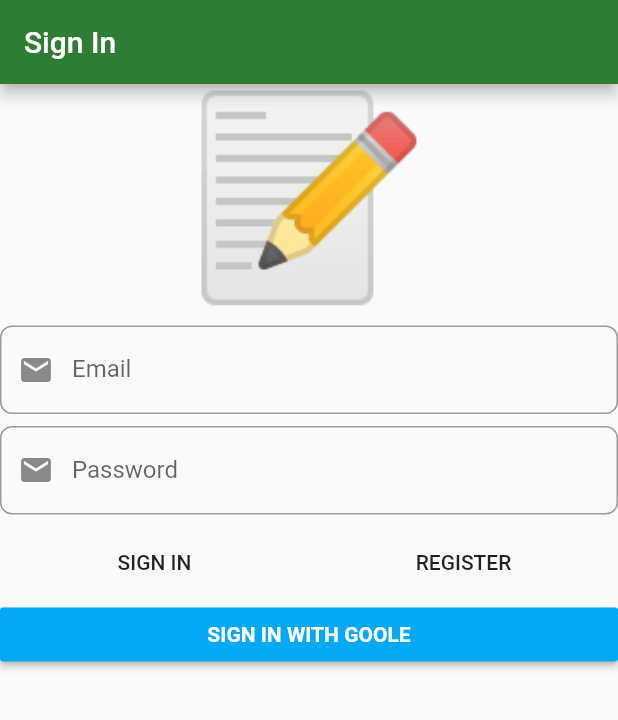
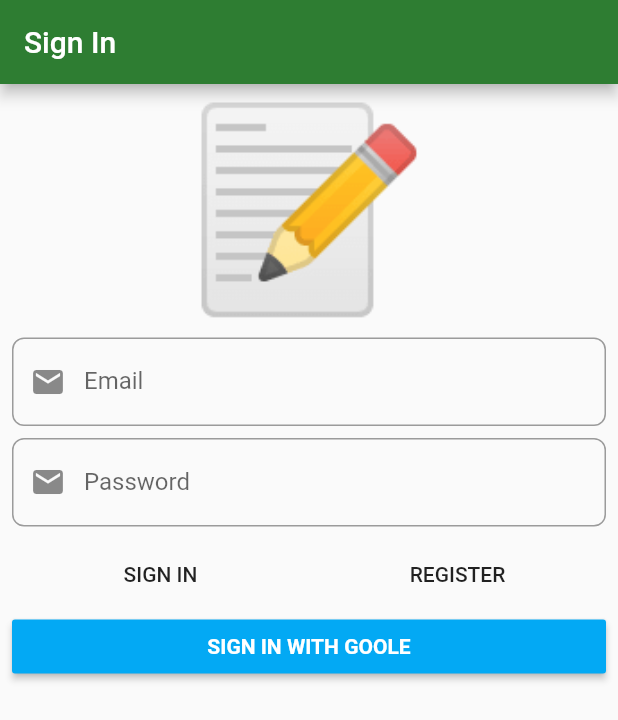
Before and after one commit to Phuc1995/Flutter_DDD_Architecture, a Flutter app: the screen it shows after launch, on a phone screen of 412 x 824 dp. Shown: the top 720 px of the screen. Run offline on Flutter 3.47's test engine with Material 2 defaults, Android fonts, the phone set to English and light mode, and no system bars; our stand-ins replace auto_route, bloc, dartz, firebase_auth, firebase_core, flushbar and 6 more; accounts and stored records are empty; generated files the repository leaves out were written again.

```diff
--- a/lib/domain/core/failure.dart
+++ b/lib/domain/core/failure.dart
@@ -1,11 +1,30 @@
-
-
 import 'package:freezed_annotation/freezed_annotation.dart';
 
 part 'failure.freezed.dart';
 
 @freezed
-abstract class ValueFailure<T> with _$ValueFailure<T>{
-  const factory ValueFailure.invalidEmail({@required String failedValue}) = InvalidEmail<T>;
-  const factory ValueFailure.shortPassword({@required String failedValue}) = ShortPassword<T>;
+abstract class ValueFailure<T> with _$ValueFailure<T> {
+  const factory ValueFailure.exceedingLength({
+    @required T failedValue,
+    @required int max,
+  }) = ExceedingLength<T>;
+
+  const factory ValueFailure.empty({
+    @required T failedValue,
+  }) = Empty<T>;
+
+  const factory ValueFailure.multiline({
+    @required T failedValue,
+  }) = Multiline<T>;
+
+  const factory ValueFailure.listTooLong({
+    @required T failedValue,
+    @required int max,
+  }) = ListTooLong<T>;
+
+  const factory ValueFailure.invalidEmail({@required String failedValue}) =
+      InvalidEmail<T>;
+
+  const factory ValueFailure.shortPassword({@required String failedValue}) =
+      ShortPassword<T>;
 }
--- /dev/null
+++ b/lib/domain/core/value_transformers.dart
@@ -0,0 +1,5 @@
+import 'dart:ui';
+
+Color makeColorOpaque(Color color) {
+  return color.withOpacity(1);
+}
--- a/lib/presentation/sign_in/widgets/sign_in_form.dart
+++ b/lib/presentation/sign_in/widgets/sign_in_form.dart
@@ -29,6 +29,7 @@ class SignInForm extends StatelessWidget {
         return Form(
             autovalidate: state.showErrorMessages,
             child: ListView(
+              padding: const EdgeInsets.all(8),
               children: [
                 const Text(
                   '📝',
@@ -125,6 +126,10 @@ class SignInForm extends StatelessWidget {
                       style: TextStyle(
                           color: Colors.white, fontWeight: FontWeight.bold),
                     )),
+                if(state.isSubmitting)...[
+                  const SizedBox(height: 8,),
+                  const LinearProgressIndicator(),
+                ]
               ],
             ));
       },
--- a/lib/presentation/splash/splash_page.dart
+++ b/lib/presentation/splash/splash_page.dart
@@ -12,7 +12,7 @@ class SplashPage extends StatelessWidget {
         state.map(
           initial: (_) {},
           authenticated: (_) =>
-          {print("*****abc*************")},
+              ExtendedNavigator.of(context).replace(Routes.signInPage),
           unauthenticated: (_) =>
               ExtendedNavigator.of(context).replace(Routes.signInPage),
         );
--- a/note.txt
+++ b/note.txt
@@ -10,6 +10,7 @@
 - Call native
 - Animation
 - Dio
+- if(state.isSubmitting)...[]
 - keyboardType: TextInputType.emailAddress: set keyboard support for email format,
 - FirestoreService._(); create 1 instance and private contructor
 - final id = widget.job?.id ?? documentIdFromCurrentDate();
```
Also changed, not shown: lib/domain/core/value_objects.dart (+7 -0 lines), lib/domain/core/value_validators.dart (+45 -0 lines), lib/domain/notes/note.dart (added, +48 -0 lines), lib/domain/notes/todo_item.dart (added, +28 -0 lines), lib/domain/notes/value_objects.dart (added, +85 -0 lines), lib/application/auth/auth_bloc.freezed.dart, lib/domain/core/failure.freezed.dart, lib/domain/notes/note.freezed.dart (added), lib/domain/notes/todo_item.freezed.dart (added).
